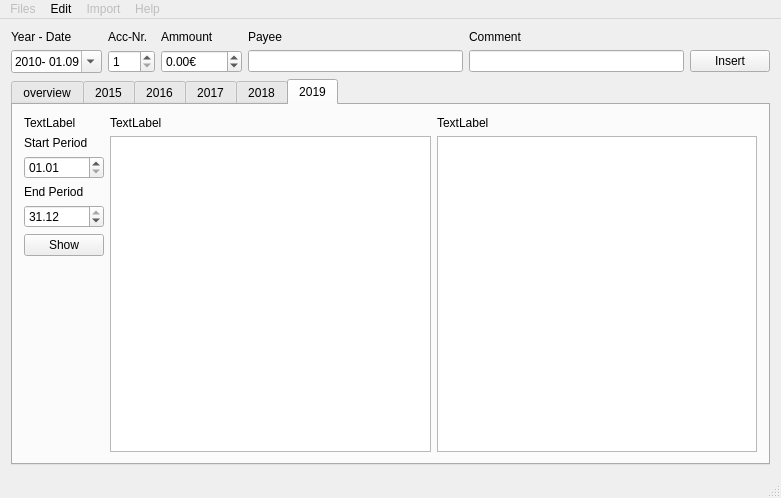
First picture: the form in src/mainwindow.ui, repository MichaelSX/financeGUI, before the edit.
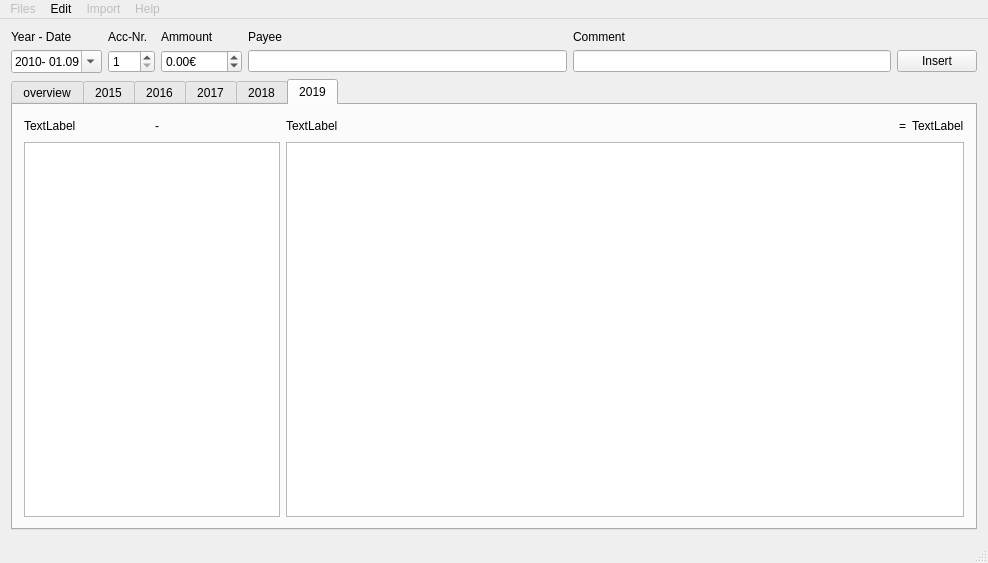
Second picture: the form after the edit. The open tabs and pages were chosen to show the change.

Patch:
```diff
--- a/src/mainwindow.ui
+++ b/src/mainwindow.ui
@@ -6,8 +6,8 @@
    <rect>
     <x>0</x>
     <y>0</y>
-    <width>781</width>
-    <height>498</height>
+    <width>988</width>
+    <height>563</height>
    </rect>
   </property>
   <property name="windowTitle">
@@ -343,10 +343,10 @@
         <string>2016</string>
        </attribute>
        <layout class="QGridLayout" name="gridLayout_4">
-        <item row="1" column="1">
-         <widget class="QLabel" name="year2_plus">
+        <item row="1" column="5">
+         <widget class="QLabel" name="label_14">
           <property name="text">
-           <string>TextLabel</string>
+           <string>=</string>
           </property>
          </widget>
         </item>
@@ -476,6 +476,36 @@
           </property>
          </widget>
         </item>
+        <item row="1" column="2">
+         <widget class="QLabel" name="label_15">
+          <property name="text">
+           <string>-</string>
+          </property>
+         </widget>
+        </item>
+        <item row="2" column="3" colspan="4">
+         <widget class="QTableView" name="year2Tab_viewr"/>
+        </item>
+        <item row="1" column="1">
+         <widget class="QLabel" name="year2_plus">
+          <property name="text">
+           <string>TextLabel</string>
+          </property>
+         </widget>
+        </item>
+        <item row="1" column="4">
+         <spacer name="horizontalSpacer_2">
+          <property name="orientation">
+           <enum>Qt::Horizontal</enum>
+          </property>
+          <property name="sizeHint" stdset="0">
+           <size>
+            <width>40</width>
+            <height>20</height>
+           </size>
+          </property>
+         </spacer>
+        </item>
        </layout>
       </widget>
       <widget class="QWidget" name="year3Tab">
@@ -740,13 +770,6 @@
         <string>2019</string>
        </attribute>
        <layout class="QGridLayout" name="gridLayout_7">
-        <item row="0" column="0">
-         <widget class="QLabel" name="year5_sum">
-          <property name="text">
-           <string>TextLabel</string>
-          </property>
-         </widget>
-        </item>
         <item row="0" column="1">
          <widget class="QLabel" name="year5_plus">
           <property name="text">
@@ -754,139 +777,53 @@
           </property>
          </widget>
         </item>
-        <item row="0" column="2">
+        <item row="0" column="3">
          <widget class="QLabel" name="year5_minus">
           <property name="text">
            <string>TextLabel</string>
           </property>
          </widget>
         </item>
-        <item row="1" column="0">
-         <layout class="QVBoxLayout" name="verticalLayout_6">
-          <item>
-           <widget class="QLabel" name="label_14">
-            <property name="text">
-             <string>Start Period</string>
-            </property>
-           </widget>
-          </item>
-          <item>
-           <widget class="QDateEdit" name="startDate1_5">
-            <property name="dateTime">
-             <datetime>
-              <hour>0</hour>
-              <minute>0</minute>
-              <second>0</second>
-              <year>2019</year>
-              <month>1</month>
-              <day>1</day>
-             </datetime>
-            </property>
-            <property name="maximumDateTime">
-             <datetime>
-              <hour>23</hour>
-              <minute>59</minute>
-              <second>59</second>
-              <year>2019</year>
-              <month>12</month>
-              <day>31</day>
-             </datetime>
-            </property>
-            <property name="minimumDateTime">
-             <datetime>
-              <hour>0</hour>
-              <minute>0</minute>
-              <second>0</second>
-              <year>2019</year>
-              <month>1</month>
-              <day>1</day>
-             </datetime>
-            </property>
-            <property name="maximumDate">
-             <date>
-              <year>2019</year>
-              <month>12</month>
-              <day>31</day>
-             </date>
-            </property>
-            <property name="minimumDate">
-             <date>
-              <year>2019</year>
-              <month>1</month>
-              <day>1</day>
-             </date>
-            </property>
-            <property name="displayFormat">
-             <string>dd.MM</string>
-            </property>
-           </widget>
-          </item>
-          <item>
-           <widget class="QLabel" name="label_15">
-            <property name="text">
-             <string>End Period</string>
-            </property>
-           </widget>
-          </item>
-          <item>
-           <widget class="QDateEdit" name="endDate1_5">
-            <property name="dateTime">
-             <datetime>
-              <hour>0</hour>
-              <minute>0</minute>
-              <second>0</second>
-              <year>2019</year>
-              <month>12</month>
-              <day>31</day>
-             </datetime>
-            </property>
-            <property name="maximumDate">
-             <date>
-              <year>2019</year>
-              <month>12</month>
-              <day>31</day>
-             </date>
-            </property>
-            <property name="minimumDate">
-             <date>
-              <year>2019</year>
-              <month>1</month>
-              <day>1</day>
-             </date>
-            </property>
-            <property name="displayFormat">
-             <string>dd.MM</string>
-            </property>
-           </widget>
-          </item>
-          <item>
-           <widget class="QPushButton" name="showButton_5">
-            <property name="text">
-             <string>Show</string>
-            </property>
-           </widget>
-          </item>
-          <item>
-           <spacer name="verticalSpacer_5">
-            <property name="orientation">
-             <enum>Qt::Vertical</enum>
-            </property>
-            <property name="sizeHint" stdset="0">
-             <size>
-              <width>20</width>
-              <height>40</height>
-             </size>
-            </property>
-           </spacer>
-          </item>
-         </layout>
+        <item row="0" column="5">
+         <widget class="QLabel" name="label_19">
+          <property name="text">
+           <string>=</string>
+          </property>
+         </widget>
         </item>
-        <item row="1" column="1">
+        <item row="0" column="6">
+         <widget class="QLabel" name="year5_sum">
+          <property name="text">
+           <string>TextLabel</string>
+          </property>
+         </widget>
+        </item>
+        <item row="1" column="1" colspan="2">
          <widget class="QTableView" name="year5Tab_viewl"/>
         </item>
-        <item row="1" column="2">
+        <item row="1" column="3" colspan="4">
          <widget class="QTableView" name="year5Tab_viewr"/>
         </item>
+        <item row="0" column="2">
+         <widget class="QLabel" name="label_20">
+          <property name="text">
+           <string>-</string>
+          </property>
+         </widget>
+        </item>
+        <item row="0" column="4">
+         <spacer name="horizontalSpacer_5">
+          <property name="orientation">
+           <enum>Qt::Horizontal</enum>
+          </property>
+          <property name="sizeHint" stdset="0">
+           <size>
+            <width>40</width>
+            <height>20</height>
+           </size>
+          </property>
+         </spacer>
+        </item>
        </layout>
       </widget>
      </widget>
@@ -898,7 +835,7 @@
     <rect>
      <x>0</x>
      <y>0</y>
-     <width>781</width>
+     <width>988</width>
      <height>24</height>
     </rect>
    </property>
```
Left out of the diff: 662 changed lines with no effect on the pictures.
